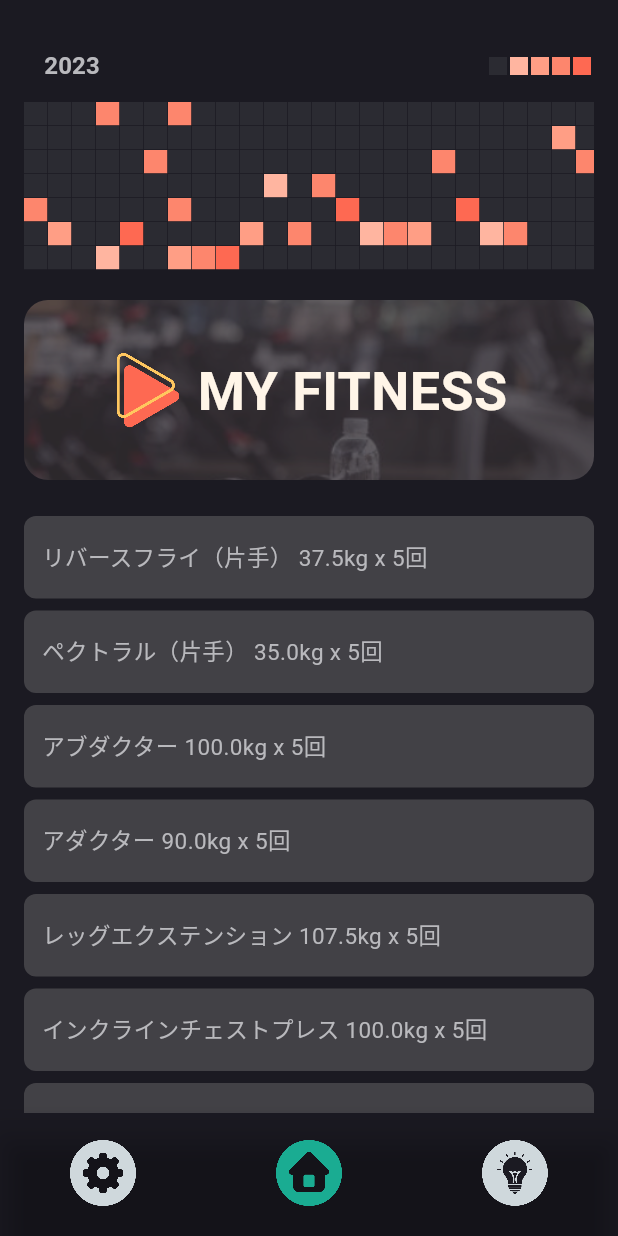
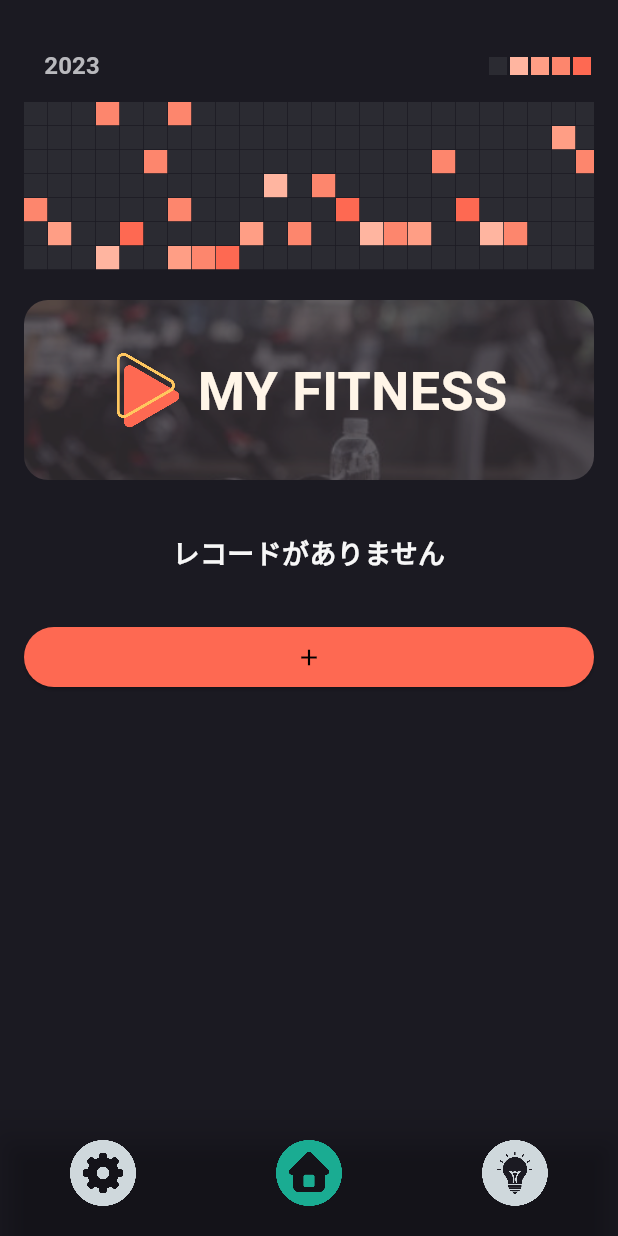
Before and after one commit to kurogoma-flutter/fitness_manager, a Flutter app: the screen it shows after launch, on a phone screen of 412 x 824 dp. Run offline on Flutter 3.47's test engine with Material 2 defaults, Android fonts, the phone set to English and light mode, and no system bars; drawn by our look-alikes of showcaseview; our stand-ins replace cached_network_image, dio, flutter_dotenv, flutter_hooks, freezed_annotation, go_router and 5 more; missing offline and left inert: encrypt, hashids2, youtube_explode_dart; accounts and stored records are empty; generated files the repository leaves out were written again; Roboto replaces fonts that are missing (LINE_Seed_JP); project files that could hold a hidden picture were left out.

Commit message:
コーチマーク実装

```diff
--- a/lib/features/component/text/middle_headline_text.dart
+++ b/lib/features/component/text/middle_headline_text.dart
@@ -33,7 +33,7 @@ class MiddleHeadlineText extends StatelessWidget {
       style: TextStyle(
         color: _textColor,
         overflow: textOverflow,
-        fontSize: 20,
+        fontSize: 18,
         fontWeight: FontWeight.w600,
       ),
     );
--- a/lib/features/home/components/home_header.dart
+++ b/lib/features/home/components/home_header.dart
@@ -12,8 +12,7 @@ class HomeHeader extends StatelessWidget {
 
   @override
   Widget build(BuildContext context) {
-    return SliverToBoxAdapter(
-      child: GestureDetector(
+    return GestureDetector(
       onTap: () => AppRouter().pushNamed(
         context,
         MyFitnessPage.routeName,
@@ -57,7 +56,6 @@ class HomeHeader extends StatelessWidget {
           ],
         ),
       ),
-      ),
     );
   }
 }
--- a/lib/features/home/home_page.dart
+++ b/lib/features/home/home_page.dart
@@ -1,41 +1,102 @@
 import 'package:flutter/material.dart';
 import 'package:flutter_hooks/flutter_hooks.dart';
 import 'package:hooks_riverpod/hooks_riverpod.dart';
+import 'package:showcaseview/showcaseview.dart';
 
+import '../../core/logger/logger.dart';
 import '../../core/router/app_router.dart';
 import '../component/color/color_theme.dart';
 import '../component/text/middle_headline_text.dart';
+import '../component/text/tiny_headline_text.dart';
 import 'components/create_item_bottom_sheet.dart';
 import 'components/heatmap.dart';
 import 'components/home_header.dart';
 import 'components/loading.dart';
+import 'home_page_state.dart';
 import 'home_page_view_model.dart';
 
-class HomePage extends HookConsumerWidget {
+final GlobalKey _one = GlobalKey();
+final GlobalKey _two = GlobalKey();
+final GlobalKey _three = GlobalKey();
+
+class HomePage extends StatefulHookConsumerWidget {
   const HomePage({super.key});
 
   static const routeName = 'home';
   static const routePath = '/home';
 
   @override
-  Widget build(BuildContext context, WidgetRef ref) {
-    useEffect(
-      () {
-        WidgetsBinding.instance.addPostFrameCallback((_) {
-          ref.read(homePageViewModelProvider.notifier).fetchDummyRecordList();
-          ref.read(homePageViewModelProvider.notifier).fetchHeatmapData();
-          ref.read(homePageViewModelProvider.notifier).setTargetYear(null);
+  ConsumerState<ConsumerStatefulWidget> createState() => _HomePageState();
+}
+
+class _HomePageState extends ConsumerState<HomePage> {
+  @override
+  void didChangeDependencies() {
+    Future(() async {
+      final notifier = ref.read(homePageViewModelProvider.notifier);
+      await notifier.fetchDummyRecordList();
+      notifier.setTargetYear(null);
+      await notifier.fetchHeatmapData();
     });
+    super.didChangeDependencies();
+  }
 
-        return null;
-      },
-      [],
-    );
+  @override
+  Widget build(BuildContext context) {
+    final state = ref.watch(homePageViewModelProvider);
+    final notifier = ref.read(homePageViewModelProvider.notifier);
 
-    final state = ref.watch(homePageViewModelProvider);
     return state.loading
         ? const Loading()
-        : SafeArea(
+        : ShowCaseWidget(
+            builder: Builder(
+              builder: (context) => _HomePageView(state: state),
+            ),
+            disableBarrierInteraction: true,
+            disableMovingAnimation: true,
+            disableScaleAnimation: true,
+            onFinish: () {
+              logger.d('finish');
+              notifier.setFirstLaunch();
+            },
+          );
+  }
+}
+
+class _HomePageView extends ConsumerStatefulWidget {
+  const _HomePageView({
+    required this.state,
+  });
+  final HomePageState state;
+  @override
+  ConsumerState<ConsumerStatefulWidget> createState() => __HomePageViewState();
+}
+
+class __HomePageViewState extends ConsumerState<_HomePageView> {
+  @override
+  void initState() {
+    WidgetsBinding.instance.addPostFrameCallback((_) {
+      // ここで既読フラグ判定
+      Future.delayed(const Duration(milliseconds: 0), () async {
+        final firstLaunched =
+            await ref.read(homePageViewModelProvider.notifier).isFirstLaunch();
+        if (!firstLaunched) {
+          return;
+        }
+        if (!mounted) {
+          return;
+        }
+        ShowCaseWidget.of(context).startShowCase(
+          [_one, _two, _three],
+        );
+      });
+    });
+    super.initState();
+  }
+
+  @override
+  Widget build(BuildContext context) {
+    return SafeArea(
       bottom: false,
       child: Scaffold(
         backgroundColor: ColorTheme.primaryBackGround,
@@ -97,11 +158,16 @@ class HomePage extends HookConsumerWidget {
                 ),
               ),
               SliverToBoxAdapter(
+                child: ShowCaseItem(
+                  itemKey: _three,
+                  containerMessage:
+                      'あなたのコミットログはこちらから確認できます！\nコミット量に応じて色が濃くなります！',
+                  containerAlignment: CrossAxisAlignment.end,
                   child: Row(
                     children: [
                       Expanded(
                         child: Heatmap(
-                              data: state.heatmapData,
+                          data: widget.state.heatmapData,
                           colorSet: {
                             1: ColorTheme.heatmap4,
                             2: ColorTheme.heatmap3,
@@ -111,14 +177,23 @@ class HomePage extends HookConsumerWidget {
                           },
                           cellSize: 16,
                           defaultColor: ColorTheme.secondaryCard,
-                              targetYear: state.selectedYear,
+                          targetYear: widget.state.selectedYear,
                         ),
                       ),
                     ],
                   ),
                 ),
-                    const HomeHeader(),
-                    state.recordList.isEmpty
+              ),
+              SliverToBoxAdapter(
+                child: ShowCaseItem(
+                  itemKey: _two,
+                  containerMessage:
+                      'あなたがトレーニング中に視聴するお気に入り動画を\nMy Fitnessに登録しましょう！',
+                  containerAlignment: CrossAxisAlignment.end,
+                  child: const HomeHeader(),
+                ),
+              ),
+              widget.state.recordList.isEmpty
                   ? SliverPadding(
                       padding: const EdgeInsets.symmetric(vertical: 16),
                       sliver: SliverToBoxAdapter(
@@ -134,8 +209,7 @@ class HomePage extends HookConsumerWidget {
                       delegate: SliverChildBuilderDelegate(
                         (context, index) {
                           return Padding(
-                                  padding:
-                                      const EdgeInsets.symmetric(vertical: 4),
+                            padding: const EdgeInsets.symmetric(vertical: 4),
                             child: DecoratedBox(
                               decoration: BoxDecoration(
                                 color: ColorTheme.primaryCard,
@@ -148,7 +222,7 @@ class HomePage extends HookConsumerWidget {
                                   bottom: 16,
                                 ),
                                 child: Text(
-                                        '${state.recordList[index].category} ${state.recordList[index].load}${state.recordList[index].weightUnitType.text} x ${state.recordList[index].time}${state.recordList[index].rmUnitType.text}',
+                                  '${widget.state.recordList[index].category} ${widget.state.recordList[index].load}${widget.state.recordList[index].weightUnitType.text} x ${widget.state.recordList[index].time}${widget.state.recordList[index].rmUnitType.text}',
                                   style: TextStyle(
                                     color: ColorTheme.primaryText,
                                     fontSize: 15,
@@ -160,12 +234,17 @@ class HomePage extends HookConsumerWidget {
                             ),
                           );
                         },
-                              childCount: state.recordList.length,
+                        childCount: widget.state.recordList.length,
                       ),
                     ),
               SliverPadding(
                 padding: const EdgeInsets.symmetric(vertical: 16),
                 sliver: SliverToBoxAdapter(
+                  child: ShowCaseItem(
+                    itemKey: _one,
+                    containerMessage:
+                        'こちらから、あなたの記録を登録していきましょう！\nコツコツベストを更新できるよう応援します',
+                    containerAlignment: CrossAxisAlignment.end,
                     child: ElevatedButton(
                       onPressed: () async {
                         await AppRouter().showBottomSheet(
@@ -185,6 +264,7 @@ class HomePage extends HookConsumerWidget {
                     ),
                   ),
                 ),
+              ),
               const SliverToBoxAdapter(
                 child: SizedBox(height: 200),
               ),
@@ -195,3 +275,68 @@ class HomePage extends HookConsumerWidget {
     );
   }
 }
+
+class ShowCaseItem extends StatelessWidget {
+  const ShowCaseItem({
+    required this.itemKey,
+    required this.containerMessage,
+    required this.child,
+    super.key,
+    this.position = TooltipPosition.bottom,
+    this.height = 300,
+    this.width = 200,
+    this.containerAlignment = CrossAxisAlignment.start,
+    this.containerPadding = const EdgeInsets.symmetric(vertical: 16),
+  });
+
+  final GlobalKey itemKey;
+
+  final String containerMessage;
+  final Widget child;
+  final double height;
+  final double width;
+  final CrossAxisAlignment containerAlignment;
+  final EdgeInsets containerPadding;
+
+  final TooltipPosition position;
+
+  @override
+  Widget build(BuildContext context) {
+    return Showcase.withWidget(
+      key: itemKey,
+      height: height,
+      width: width,
+      targetPadding: const EdgeInsets.all(4),
+      targetBorderRadius: const BorderRadius.all(Radius.circular(16)),
+      tooltipPosition: position,
+      container: SizedBox(
+        child: Padding(
+          padding: containerPadding,
+          child: Column(
+            crossAxisAlignment: containerAlignment,
+            children: [
+              Padding(
+                padding: const EdgeInsets.only(bottom: 14),
+                child: Text(
+                  containerMessage,
+                  style: const TextStyle(
+                    color: Colors.white,
+                    fontWeight: FontWeight.w500,
+                  ),
+                ),
+              ),
+              ElevatedButton(
+                onPressed: () {
+                  ShowCaseWidget.of(context).next();
+                },
+                child: const Text('次へ'),
+              ),
+            ],
+          ),
+        ),
+      ),
+      disableMovingAnimation: true,
+      child: child,
+    );
+  }
+}
--- a/lib/features/home/home_page_view_model.dart
+++ b/lib/features/home/home_page_view_model.dart
@@ -1,6 +1,7 @@
-import 'package:flutter/material.dart';
 import 'package:hooks_riverpod/hooks_riverpod.dart';
+import 'package:shared_preferences/shared_preferences.dart';
 
+import '../../core/logger/logger.dart';
 import '../../core/model/isar/record/record_collection_data_source.dart';
 import '../../local/dummy_record_list.dart';
 import 'home_page_state.dart';
@@ -18,6 +19,17 @@ class HomePageViewModel extends StateNotifier<HomePageState> {
 
   final _dataSource = RecordCollectionDataSource();
 
+  Future<bool> isFirstLaunch() async {
+    final prefs = await SharedPreferences.getInstance();
+    return prefs.getBool('isFirstLaunch') ?? true;
+  }
+
+  Future<void> setFirstLaunch() async {
+    logger.d('setFirstLaunch');
+    final prefs = await SharedPreferences.getInstance();
+    await prefs.setBool('isFirstLaunch', false);
+  }
+
   Future<void> fetchRecordList() async {
     state = state.copyWith(loading: true);
     await Future.delayed(const Duration(milliseconds: 1500));
@@ -33,7 +45,7 @@ class HomePageViewModel extends StateNotifier<HomePageState> {
     await Future.delayed(const Duration(milliseconds: 1500));
     final recordList = dummyRecordList;
     state = state.copyWith(
-      recordList: recordList,
+      recordList: [],
       loading: false,
     );
   }
--- a/lib/initialize.dart
+++ b/lib/initialize.dart
@@ -1,6 +1,7 @@
 import 'dart:async';
 
 import 'package:flutter_dotenv/flutter_dotenv.dart';
+import 'package:shared_preferences/shared_preferences.dart';
 import 'package:supabase_flutter/supabase_flutter.dart';
 
 import 'core/model/isar/isar_instance.dart';
@@ -14,5 +15,6 @@ class Initialize {
       url: dotenv.env['SUPABASE_URL']!,
       anonKey: dotenv.env['SUPABASE_KEY']!,
     );
+    await SharedPreferences.getInstance();
   }
 }
--- a/pubspec.yaml
+++ b/pubspec.yaml
@@ -37,6 +37,7 @@ dependencies:
   riverpod_generator: ^2.1.5
   riverpod_lint: ^1.0.1
   shared_preferences: ^2.0.15
+  showcaseview: ^2.0.3
   supabase_flutter: ^1.10.20
   url_launcher: ^6.1.6
   uuid: ^3.0.7
```
Also changed, not shown: pubspec.lock. Lines whose indentation alone changed are shown as unchanged.
